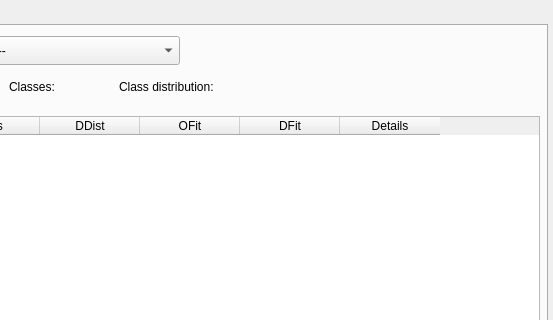
First picture: the form in ui/gui.ui, repository iliavolyova/evo-clustering, before the edit; both pictures show x 173 to 726 and y 0 to 320 of the 726 by 576 pixel window.
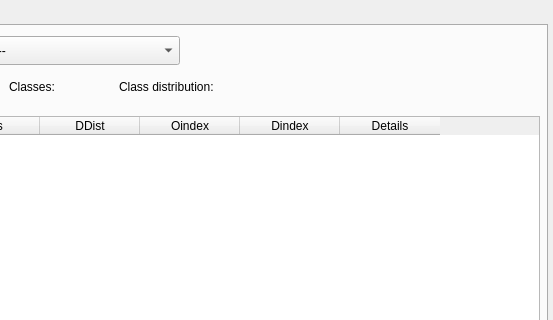
Second picture: the form after the edit. The open tabs and pages were chosen to show the change. Custom widgets are drawn as their Qt base class.

Commit message: fixes, table sorting on stats

The edit to the form file:
```diff
--- a/ui/gui.ui
+++ b/ui/gui.ui
@@ -366,6 +366,9 @@
         <height>381</height>
        </rect>
       </property>
+      <property name="sortingEnabled">
+       <bool>true</bool>
+      </property>
       <column>
        <property name="text">
         <string>Name</string>
@@ -389,12 +392,12 @@
       </column>
       <column>
        <property name="text">
-        <string>OFit</string>
+        <string>Oindex</string>
        </property>
       </column>
       <column>
        <property name="text">
-        <string>DFit</string>
+        <string>Dindex</string>
        </property>
        <property name="toolTip">
         <string>Best detected fitness</string>
```
The commit also changes 2 other files.
